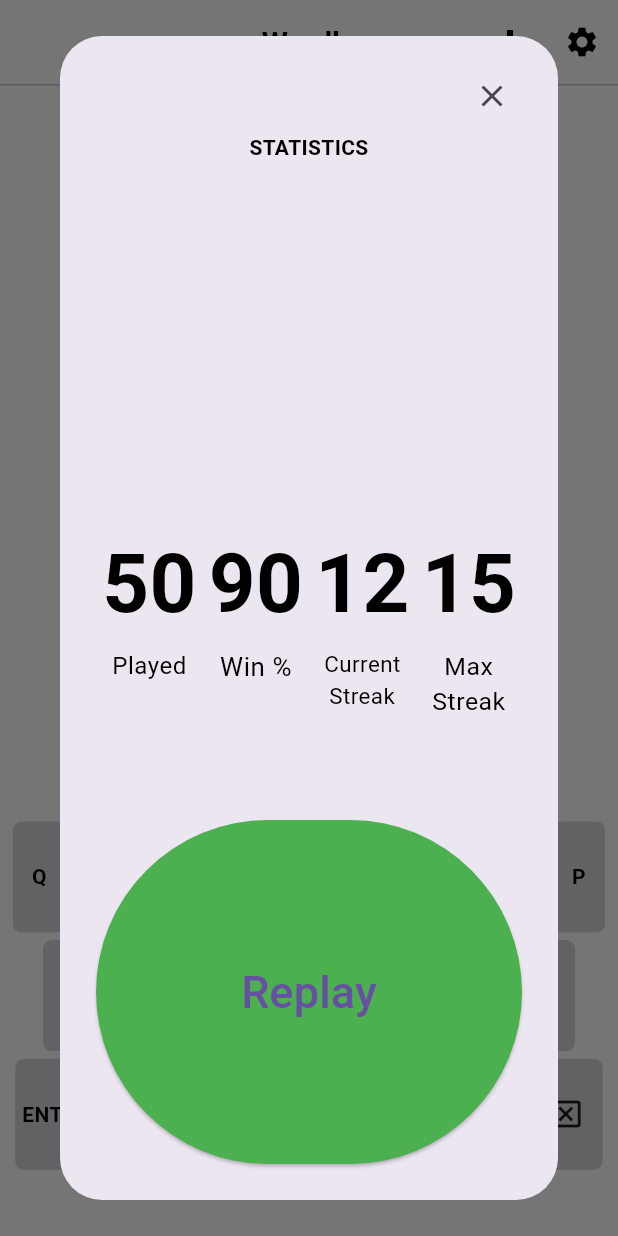
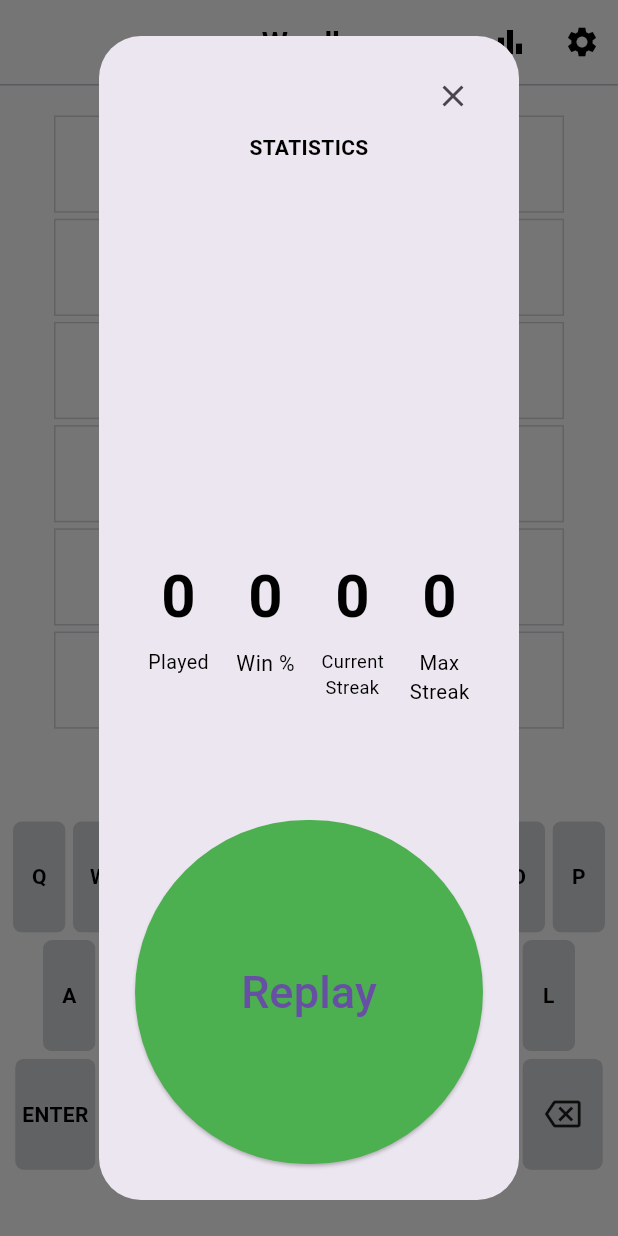
Before and after one commit to b-artur/wordler, a Flutter app: the screen it shows after launch, after a tap on the "bar chart" icon, on a phone screen of 412 x 824 dp. Run offline on Flutter 3.47's test engine with Material 3 defaults, Android fonts, the phone set to English and light mode, and no system bars; our stand-ins replace shared_preferences.

Commit message:
Updates: -- implement resetting of game statistics in shared preferences Bug fixes: -- fix tile's border transparency bug after starting a new game by pressing 'Replay' button in a light theme.

```diff
--- a/lib/components/stats_box.dart
+++ b/lib/components/stats_box.dart
@@ -3,6 +3,7 @@ import 'package:wordle/components/stats_tile.dart';
 import 'package:wordle/constants/answer_stages.dart';
 import 'package:wordle/data/keys_map.dart';
 import 'package:wordle/main.dart';
+import 'package:wordle/utils/calculate_stats.dart';
 
 class StatsBox extends StatefulWidget {
   const StatsBox({super.key});
@@ -20,33 +21,44 @@ class _StatsBoxState extends State<StatsBox> {
         children: [
           IconButton(
               alignment: Alignment.centerRight,
-              onPressed: () {},
+              onPressed: () {
+                Navigator.maybePop(context);
+              },
               icon: Icon(Icons.clear)),
           const Expanded(
               child: Text(
             'STATISTICS',
             textAlign: TextAlign.center,
           )),
-          const Expanded(
-              child: Row(
+          Expanded(
+              child: FutureBuilder(
+            future: getStats(),
+            builder: (context, snapshot) {
+              List<String> results = ['0', '0', '0', '0', '0'];
+              if (snapshot.hasData) {
+                results = snapshot.data as List<String>;
+              }
+              return Row(
                 children: [
                   StatsTile(
                     heading: 'Played',
-                value: 50,
+                    value: int.parse(results[0]),
                   ),
                   StatsTile(
                     heading: 'Win %',
-                value: 90,
+                    value: int.parse(results[2]),
                   ),
                   StatsTile(
                     heading: 'Current\nStreak',
-                value: 12,
+                    value: int.parse(results[3]),
                   ),
                   StatsTile(
                     heading: 'Max\nStreak',
-                value: 15,
+                    value: int.parse(results[4]),
                   ),
                 ],
+              );
+            },
           )),
           Expanded(
               child: ElevatedButton(
@@ -62,7 +74,7 @@ class _StatsBoxState extends State<StatsBox> {
                         MaterialPageRoute(builder: (context) => MyApp()),
                         (route) => false);
                   },
-                  child: Text(
+                  child: const Text(
                     'Replay',
                     style: TextStyle(
                       fontSize: 30,
--- a/lib/components/stats_tile.dart
+++ b/lib/components/stats_tile.dart
@@ -17,13 +17,14 @@ class StatsTile extends StatelessWidget {
         children: [
           Expanded(
             child: FittedBox(
+              fit: BoxFit.scaleDown,
               alignment: const Alignment(0, 1.0),
               child: Padding(
                 padding: const EdgeInsets.all(6.0),
                 child: Text(
                   value.toString(),
                   style: Theme.of(context).textTheme.bodyMedium?.copyWith(
-                        fontSize: 80,
+                        fontSize: 40,
                       ),
                   textAlign: TextAlign.center,
                 ),
--- a/lib/components/tile.dart
+++ b/lib/components/tile.dart
@@ -19,23 +19,24 @@ class Tile extends StatefulWidget {
 }
 
 class _TileState extends State<Tile> with SingleTickerProviderStateMixin {
-
   late AnimationController _animationController;
 
-  Color _backgroundColor = Colors.transparent, _borderColor = Colors.transparent;
+  Color _backgroundColor = Colors.transparent,
+      _borderColor = Colors.transparent;
   late AnswerStage _answerStage;
   bool _animate = false;
 
   @override
   void initState() {
-    WidgetsBinding.instance?.addPostFrameCallback((timeStamp) {
+    _animationController =
+        AnimationController(duration: Duration(milliseconds: 500), vsync: this);
+    super.initState();
+  }
+
+  @override
+  void didChangeDependencies() {
     _borderColor = Theme.of(context).primaryColorLight;
-    });
-    _animationController = AnimationController(
-        duration: Duration(milliseconds: 500),
-        vsync: this
-    );
-    super.initState();
+    super.didChangeDependencies();
   }
 
   @override
@@ -54,9 +55,9 @@ class _TileState extends State<Tile> with SingleTickerProviderStateMixin {
         text = notifier.tilesEntered[widget.index].letter;
         _answerStage = notifier.tilesEntered[widget.index].answerStage;
 
-        if(notifier.checkLine) {
+        if (notifier.checkLine) {
           final delay = widget.index - (notifier.currentRow - 1) * 5;
-          Future.delayed(Duration(milliseconds: 300 * delay), (){
+          Future.delayed(Duration(milliseconds: 300 * delay), () {
             _animationController.forward();
             notifier.checkLine = false;
           });
@@ -66,7 +67,6 @@ class _TileState extends State<Tile> with SingleTickerProviderStateMixin {
           if (_answerStage == AnswerStage.correct) {
             // _borderColor = Colors.transparent;
             _backgroundColor = correctGreen;
-
           } else if (_answerStage == AnswerStage.contains) {
             // _borderColor = Colors.transparent;
             _backgroundColor = containsYellow;
@@ -74,7 +74,8 @@ class _TileState extends State<Tile> with SingleTickerProviderStateMixin {
             // _borderColor = Colors.transparent;
             _backgroundColor = Theme.of(context).primaryColorDark;
           } else {
-            fontColor = Theme.of(context).textTheme.bodyText2?.color ?? Colors.black;
+            fontColor =
+                Theme.of(context).textTheme.bodyText2?.color ?? Colors.black;
             _backgroundColor = Colors.transparent;
           }
         }
@@ -94,30 +95,33 @@ class _TileState extends State<Tile> with SingleTickerProviderStateMixin {
                 ..rotateX(flip),
               child: Container(
                   decoration: BoxDecoration(
-                  color: flip > 0 ?_backgroundColor: Colors.transparent,
+                      color: flip > 0 ? _backgroundColor : Colors.transparent,
                       border: Border.all(
                         color: flip > 0 ? Colors.transparent : _borderColor,
-                  )
-                ),
+                      )),
                   child: FittedBox(
                       fit: BoxFit.contain,
                       child: Padding(
                         padding: const EdgeInsets.all(6.0),
-                      child: flip > 0 ? Text(text, style: TextStyle().copyWith(
+                        child: flip > 0
+                            ? Text(
+                                text,
+                                style: TextStyle().copyWith(
                                   color: fontColor,
-                      ),) : Text(text),
+                                ),
+                              )
+                            : Text(text),
                       ))),
             );
           },
         );
       } else {
-        return  Container(
+        return Container(
           decoration: BoxDecoration(
               color: _backgroundColor,
               border: Border.all(
                 color: _borderColor,
-              )
-          ),
+              )),
         );
       }
     });
--- a/lib/themes/themes.dart
+++ b/lib/constants/themes.dart
@@ -1,5 +1,5 @@
 import 'package:flutter/material.dart';
-import '../constants/colors.dart';
+import 'colors.dart';
 
 final ThemeData lightTheme = ThemeData(
     primaryColorLight: lightThemeLightShade,
--- a/lib/main.dart
+++ b/lib/main.dart
@@ -1,9 +1,9 @@
 import 'package:flutter/material.dart';
 import 'package:provider/provider.dart';
+import 'package:wordle/constants/themes.dart';
 import 'package:wordle/providers/controller.dart';
 import 'package:wordle/providers/theme_provider.dart';
-import 'package:wordle/themes/theme_preferences.dart';
-import 'package:wordle/themes/themes.dart';
+import 'package:wordle/utils/theme_preferences.dart';
 
 import 'pages/home_page.dart';
 
--- a/lib/providers/controller.dart
+++ b/lib/providers/controller.dart
@@ -1,8 +1,8 @@
 import 'package:flutter/material.dart';
-import 'package:wordle/calculate_stats.dart';
 import 'package:wordle/constants/answer_stages.dart';
 import 'package:wordle/data/keys_map.dart';
 import 'package:wordle/models/tile_model.dart';
+import 'package:wordle/utils/calculate_stats.dart';
 
 class Controller extends ChangeNotifier {
   bool checkLine = false,
```
Also changed, not shown: lib/pages/settings.dart (+17 -1 lines), lib/utils/calculate_stats.dart (renamed from lib/calculate_stats.dart), lib/utils/theme_preferences.dart (renamed from lib/themes/theme_preferences.dart). Lines whose indentation alone changed are shown as unchanged.
